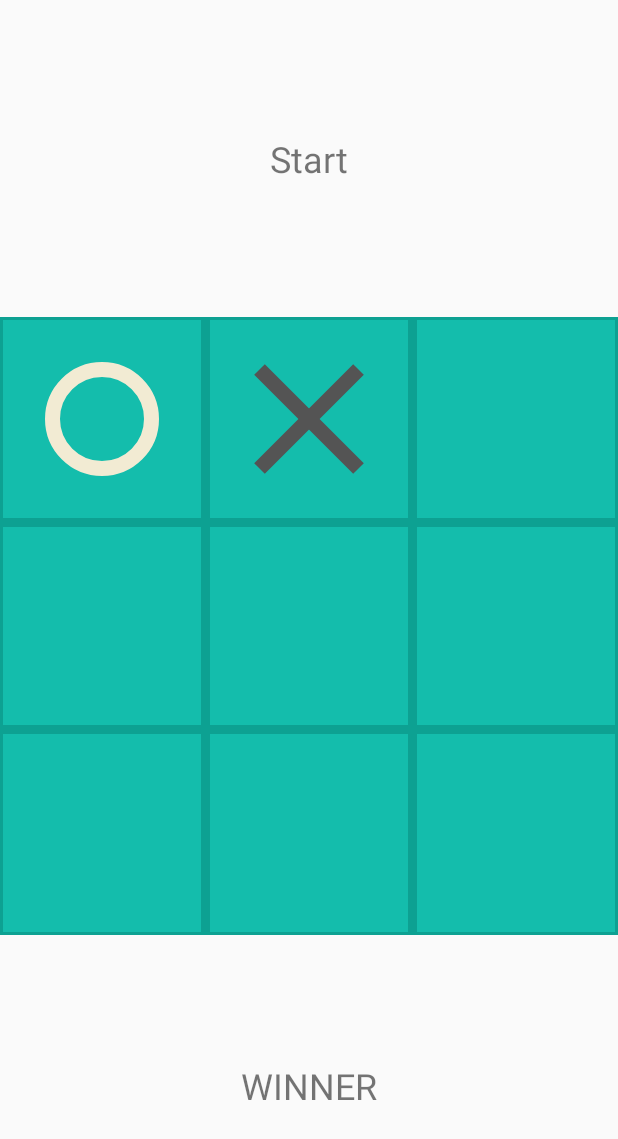
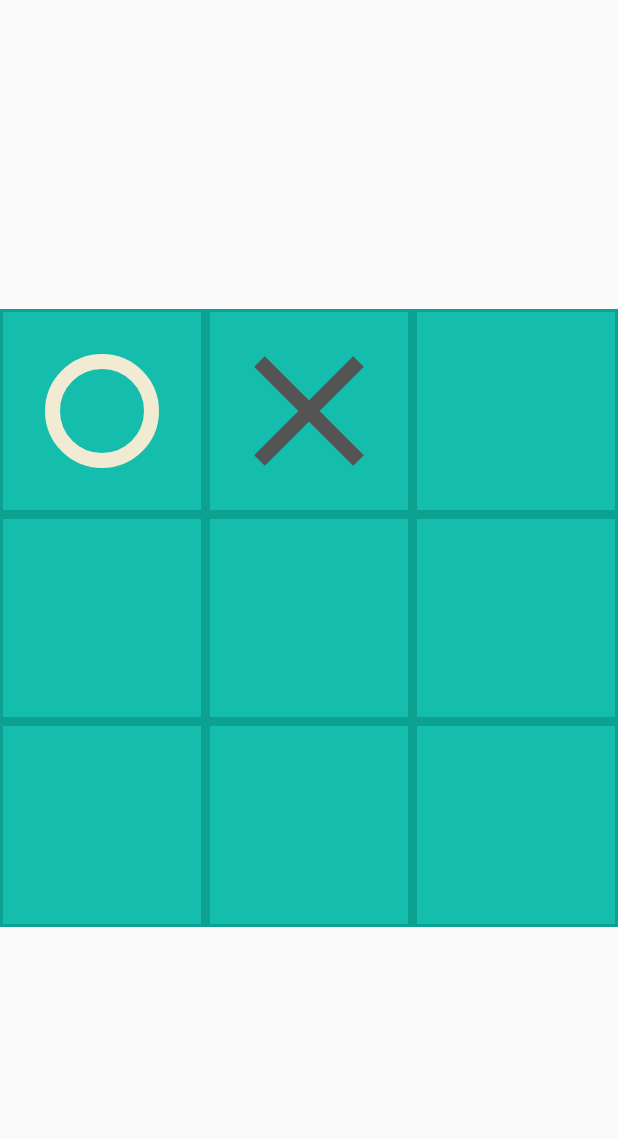
Before and after one commit to Asad51/Tic-Tac-Toe-Android, an Android app: the screen it shows after launch (MainActivity), after a tap on an icon or button, on a phone screen of 412 x 824 dp. Shown: the top 1139 px of the screen. Run offline under Robolectric (Android 15) with nearby library versions, the phone set to English and light mode, and no system bars; 1 other tap on this screen came first.

Commit message:
Gameplay implemented
Signed-off-by: Md. Asadul Islam <asad.cse.ru.15@gmail.com>

```diff
--- a/app/src/main/java/com/github/asad51/tictactoe/Constant.java
+++ b/app/src/main/java/com/github/asad51/tictactoe/Constant.java
@@ -9,6 +9,11 @@ public class Constant {
         public final static int X = 1;
     }
 
+    public final static class Color{
+        public final static String O = "#F2EBD3";
+        public final static String X = "#545454";
+    }
+
     public final static class Player {
         public final static int O = 0;
         public final static int X = 1;
@@ -17,6 +22,6 @@ public class Constant {
     public final static class Winner {
         public final static int O = 0;
         public final static int X = 1;
-        public final static int draw = 2;
+        public final static int DRAW = 2;
     }
 }
--- a/app/src/main/java/com/github/asad51/tictactoe/DrawableView.java
+++ b/app/src/main/java/com/github/asad51/tictactoe/DrawableView.java
@@ -9,27 +9,25 @@ import android.util.Log;
 import android.view.View;
 
 public class DrawableView extends View {
-    private String color;
-    private float size;
     private Paint paint;
     private int shape = Constant.Shape.DEFAULT;
+    private int size = 15, divisor = 4;
     private float width, height, w, h;
 
     public DrawableView(final Context context, final AttributeSet attributeSet) {
         super(context, attributeSet);
 
         paint = new Paint();
-        color = "#545454";
-        size = 15;
     }
 
     public void drawShape(int shape) {
         this.shape = shape;
     }
 
-    public void drawShape(int shape, String color) {
+    public void drawShape(int shape, int divisor, int size){
         this.shape = shape;
-        this.color = color;
+        this.divisor = divisor;
+        this.size = size;
     }
 
     @Override
@@ -38,22 +36,22 @@ public class DrawableView extends View {
 
         width = getWidth();
         height = getHeight();
-        w = width / 4;
-        h = height / 4;
+        w = width / divisor;
+        h = height / divisor;
 
-        paint.setColor(Color.parseColor(color));
         paint.setAntiAlias(true);
         paint.setStrokeWidth(size);
         paint.setStyle(Paint.Style.STROKE);
-        Log.d("TAG", "onDraw: draw  w " + width + " h " + height);
+
         switch (shape) {
             case Constant.Shape.O:
-                Log.d("TAG", "onDraw: w " + width + " h " + height);
-                canvas.drawCircle(width / 2, height / 2, w, paint);
+                paint.setColor(Color.parseColor(Constant.Color.O));
+                canvas.drawCircle(width / 2, height / 2, height / 2 - h, paint);
                 break;
             case Constant.Shape.X:
+                paint.setColor(Color.parseColor(Constant.Color.X));
                 canvas.drawLine(w, h, width - w, height - h, paint);
-                canvas.drawLine(width - w, h, w, height - h, paint);
+                canvas.drawLine(height - w, h, w, height - h, paint);
                 break;
             default:
                 break;
--- a/app/src/main/java/com/github/asad51/tictactoe/MainActivity.java
+++ b/app/src/main/java/com/github/asad51/tictactoe/MainActivity.java
@@ -1,17 +1,18 @@
 package com.github.asad51.tictactoe;
+
+import android.os.Bundle;
+import android.view.View;
+import android.widget.Button;
+import android.widget.TextView;
 
 import androidx.appcompat.app.AppCompatActivity;
 import androidx.constraintlayout.widget.ConstraintLayout;
 
-import android.content.Intent;
-import android.os.Bundle;
-import android.util.Log;
-import android.view.View;
-import android.widget.TableLayout;
-
 public class MainActivity extends AppCompatActivity {
-
+    TextView winnerTextView, statusTextView;
+    Button startButton;
     private ConstraintLayout winnerLayout, playLayout;
+    private DrawableView winnerView, drawViewO, drawViewX;
     private int winningPositions[][] = {{0, 1, 2}, {3, 4, 5}, {6, 7, 8}, {0, 3, 6}, {1, 4, 7}, {2, 5, 8}, {0, 4,
             8}, {2, 4, 6}};
     private int gameStatus[], player, winner, hitCount;
@@ -27,11 +28,42 @@ public class MainActivity extends AppCompatActivity {
         winnerLayout.setVisibility(View.INVISIBLE);
         playLayout.setVisibility(View.VISIBLE);
 
+        winnerView = findViewById(R.id.winnerView);
+        drawViewO = findViewById(R.id.drawViewO);
+        drawViewX = findViewById(R.id.drawViewX);
+
+        winnerTextView = findViewById(R.id.winnerTextView);
+        statusTextView = findViewById(R.id.statusTextView);
+        startButton = findViewById(R.id.startButton);
+
+        initGame();
+    }
+
+    public void onClickStartButton(View view) {
+        initGame();
+    }
+
+    public void initGame() {
         player = Constant.Player.O;
         gameStatus = new int[9];
         for (int i = 0; i < 9; i++)
             gameStatus[i] = -1;
         isGameOver = false;
+        hitCount = 0;
+
+        int childCount = playLayout.getChildCount();
+        for (int i = 0; i < childCount; i++) {
+            DrawableView child = (DrawableView) playLayout.getChildAt(i);
+            child.drawShape(Constant.Shape.DEFAULT);
+            child.invalidate();
+        }
+        statusTextView.setVisibility(View.INVISIBLE);
+        startButton.setVisibility(View.INVISIBLE);
+        winnerLayout.setVisibility(View.INVISIBLE);
+        playLayout.setVisibility(View.VISIBLE);
+        winnerView.setVisibility(View.INVISIBLE);
+        drawViewO.setVisibility(View.INVISIBLE);
+        drawViewX.setVisibility(View.INVISIBLE);
     }
 
     public void onClickGrid(View view) {
@@ -42,9 +74,9 @@ public class MainActivity extends AppCompatActivity {
             return;
 
         if (player == Constant.Player.O) {
-            v.drawShape(Constant.Shape.O, "#F2EBD3");
+            v.drawShape(Constant.Shape.O);
         } else {
-            v.drawShape(Constant.Shape.X, "#545454");
+            v.drawShape(Constant.Shape.X);
         }
         v.invalidate();
 
@@ -55,6 +87,7 @@ public class MainActivity extends AppCompatActivity {
             isGameOver = true;
             showWinner();
         } else if (hitCount == 9) {
+            player = Constant.Winner.DRAW;
             isGameOver = true;
             showWinner();
         } else
@@ -77,6 +110,25 @@ public class MainActivity extends AppCompatActivity {
     }
 
     private void showWinner() {
+        playLayout.setVisibility(View.INVISIBLE);
+        winnerLayout.setVisibility(View.VISIBLE);
 
+        if (player == Constant.Winner.O || player == Constant.Winner.X) {
+            showWinnerView(winnerView, player);
+            winnerTextView.setText(R.string.winner);
+        } else {
+            showWinnerView(drawViewO, Constant.Shape.O);
+            showWinnerView(drawViewX, Constant.Shape.X);
+            winnerTextView.setText(R.string.draw);
+        }
+
+        startButton.setVisibility(View.VISIBLE);
     }
+
+    private void showWinnerView(DrawableView view, int shape) {
+        view.setVisibility(View.VISIBLE);
+        view.drawShape(shape, 6, 30);
+        view.invalidate();
+    }
+
 }
--- a/app/src/main/res/layout/activity_main.xml
+++ b/app/src/main/res/layout/activity_main.xml
@@ -7,33 +7,17 @@
     android:layout_height="match_parent"
     tools:context=".MainActivity">
 
-    <TextView
-        android:id="@+id/startTextView"
-        android:layout_width="wrap_content"
-        android:layout_height="wrap_content"
-        android:layout_marginStart="16dp"
-        android:layout_marginTop="16dp"
-        android:layout_marginEnd="16dp"
-        android:layout_marginBottom="16dp"
-        android:padding="5dp"
-        android:text="@string/start"
-        android:textSize="24sp"
-        app:layout_constraintBottom_toTopOf="@+id/winnerLayout"
-        app:layout_constraintEnd_toEndOf="parent"
-        app:layout_constraintStart_toStartOf="parent"
-        app:layout_constraintTop_toTopOf="parent" />
-
     <androidx.constraintlayout.widget.ConstraintLayout
         android:id="@+id/playLayout"
         android:layout_width="match_parent"
         android:layout_height="0dp"
         android:background="#0DA192"
-        app:layout_constraintBottom_toTopOf="@+id/winnerTextView"
+        app:layout_constraintBottom_toTopOf="@+id/statusTextView"
         app:layout_constraintDimensionRatio="w,1:1"
         app:layout_constraintEnd_toEndOf="parent"
         app:layout_constraintStart_toStartOf="parent"
-        app:layout_constraintTop_toBottomOf="@+id/startTextView"
-        tools:visibility="visible">
+        app:layout_constraintTop_toBottomOf="@+id/startButton"
+        tools:visibility="invisible">
 
         <view
             android:id="@+id/grid0"
@@ -207,15 +191,72 @@
         android:layout_width="0dp"
         android:layout_height="0dp"
         android:background="#0DA192"
-        app:layout_constraintBottom_toTopOf="@+id/winnerTextView"
+        app:layout_constraintBottom_toTopOf="@+id/statusTextView"
         app:layout_constraintDimensionRatio="w,1:1"
         app:layout_constraintEnd_toEndOf="parent"
         app:layout_constraintStart_toStartOf="parent"
-        app:layout_constraintTop_toBottomOf="@+id/startTextView"
-        tools:visibility="invisible"/>
+        app:layout_constraintTop_toBottomOf="@+id/startButton"
+        tools:visibility="visible">
+
+        <view
+            android:id="@+id/winnerView"
+            class="com.github.asad51.tictactoe.DrawableView"
+            android:layout_width="0dp"
+            android:layout_height="0dp"
+            app:layout_constraintBottom_toBottomOf="parent"
+            app:layout_constraintEnd_toEndOf="parent"
+            app:layout_constraintHeight_default="percent"
+            app:layout_constraintHeight_percent=".5"
+            app:layout_constraintStart_toStartOf="parent"
+            app:layout_constraintTop_toTopOf="parent"
+            app:layout_constraintWidth_default="percent"
+            app:layout_constraintWidth_percent=".5"
+            tools:visibility="invisible" />
+
+        <view
+            android:id="@+id/drawViewO"
+            class="com.github.asad51.tictactoe.DrawableView"
+            android:layout_width="0dp"
+            android:layout_height="0dp"
+            app:layout_constraintBottom_toBottomOf="parent"
+            app:layout_constraintHeight_default="percent"
+            app:layout_constraintHeight_percent=".5"
+            app:layout_constraintStart_toStartOf="parent"
+            app:layout_constraintTop_toTopOf="parent"
+            app:layout_constraintWidth_default="percent"
+            app:layout_constraintWidth_percent=".5" />
+
+        <view
+            android:id="@+id/drawViewX"
+            class="com.github.asad51.tictactoe.DrawableView"
+            android:layout_width="0dp"
+            android:layout_height="0dp"
+            app:layout_constraintBottom_toBottomOf="parent"
+            app:layout_constraintEnd_toEndOf="parent"
+            app:layout_constraintHeight_default="percent"
+            app:layout_constraintHeight_percent=".5"
+            app:layout_constraintStart_toEndOf="@+id/drawViewO"
+            app:layout_constraintTop_toTopOf="parent"
+            app:layout_constraintWidth_default="percent"
+            app:layout_constraintWidth_percent=".5" />
+
+        <TextView
+            android:id="@+id/winnerTextView"
+            android:layout_width="wrap_content"
+            android:layout_height="wrap_content"
+            android:text="@string/winner"
+            android:textColor="#545454"
+            android:textSize="36sp"
+            android:textStyle="bold"
+            app:layout_constraintBottom_toBottomOf="parent"
+            app:layout_constraintEnd_toEndOf="parent"
+            app:layout_constraintStart_toStartOf="parent"
+            app:layout_constraintTop_toBottomOf="@+id/winnerView"
+            tools:visibility="visible" />
+    </androidx.constraintlayout.widget.ConstraintLayout>
 
     <TextView
-        android:id="@+id/winnerTextView"
+        android:id="@+id/statusTextView"
         android:layout_width="wrap_content"
         android:layout_height="wrap_content"
         android:layout_marginStart="16dp"
@@ -228,4 +269,16 @@
         app:layout_constraintEnd_toEndOf="parent"
         app:layout_constraintStart_toStartOf="parent"
         app:layout_constraintTop_toBottomOf="@+id/winnerLayout" />
+
+    <Button
+        android:id="@+id/startButton"
+        android:layout_width="wrap_content"
+        android:layout_height="wrap_content"
+        android:onClick="onClickStartButton"
+        android:text="@string/start"
+        app:layout_constraintBottom_toTopOf="@+id/winnerLayout"
+        app:layout_constraintEnd_toEndOf="@+id/playLayout"
+        app:layout_constraintStart_toStartOf="@+id/playLayout"
+        app:layout_constraintTop_toTopOf="parent"
+        tools:text="@string/start" />
 </androidx.constraintlayout.widget.ConstraintLayout>
--- a/app/src/main/res/values/strings.xml
+++ b/app/src/main/res/values/strings.xml
@@ -1,7 +1,8 @@
 <resources>
     <string name="app_name">TicTacToe</string>
     <string name="winner">WINNER</string>
+    <string name="draw">DRAW</string>
     <string name="x_player">X</string>
     <string name="o_player">O</string>
-    <string name="start">Start</string>
+    <string name="start">START</string>
 </resources>
--- a/build.gradle
+++ b/build.gradle
@@ -8,7 +8,7 @@ buildscript {
 
     }
     dependencies {
-        classpath 'com.android.tools.build:gradle:3.6.2'
+        classpath 'com.android.tools.build:gradle:3.6.3'
 
 
         // NOTE: Do not place your application dependencies here; they belong
```
